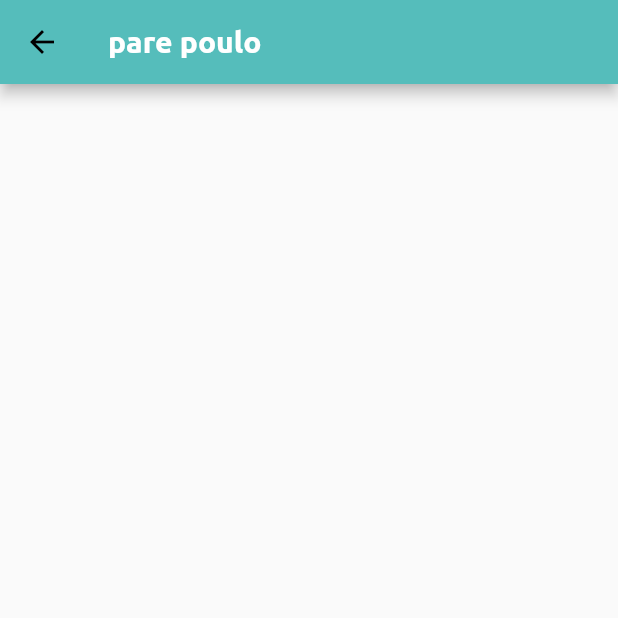
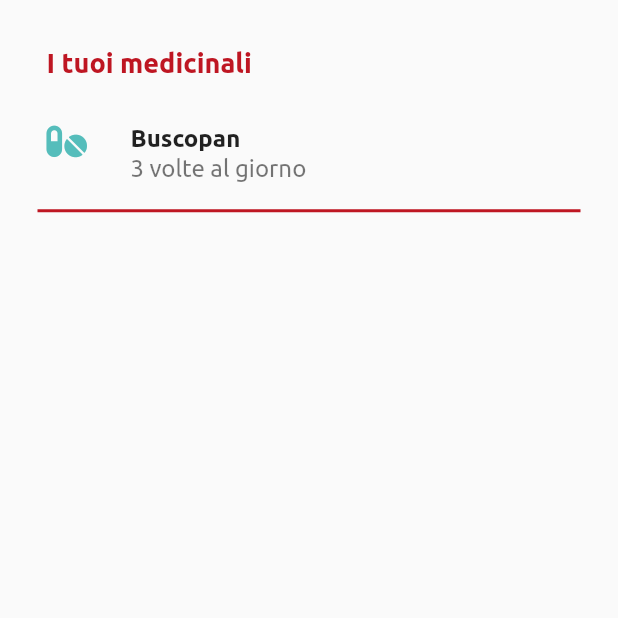
Before and after one commit to fabiomontello/my-care-app, a Flutter app: the MedicinaliPage screen opened directly, on a phone screen of 412 x 824 dp, the top half of it. Run offline on Flutter 3.47's test engine with Material 2 defaults, Android fonts, the phone set to English and light mode, and no system bars; our stand-ins replace font_awesome_flutter, table_calendar; project files that could hold a hidden picture were left out.

Commit message:
hamburger/medicinali

```diff
--- a/lib/pages/medicinali_page.dart
+++ b/lib/pages/medicinali_page.dart
@@ -1,12 +1,67 @@
 import 'package:flutter/material.dart';
 import './home_list.dart';
+import '../ui/red_separator.dart';
+import 'package:font_awesome_flutter/font_awesome_flutter.dart';
 
 class MedicinaliPage extends StatelessWidget {
   @override
   Widget build(BuildContext context) {
     return Scaffold(
-        appBar: AppBar(
-      title: Text('pare poulo'),
-    ));
+      body: Container(
+        padding: EdgeInsets.fromLTRB(15, 18, 15, 0),
+        child: Column(
+          children: <Widget>[
+            Expanded(
+                child: ListView(
+                    //mainAxisAlignment: MainAxisAlignment.center,
+                    children: <Widget>[
+                  ListTile(
+                    dense: true,
+                    title: Text(
+                      'I tuoi medicinali',
+                      textAlign: TextAlign.left,
+                      style: TextStyle(
+                        fontSize: 18,
+                        fontFamily: 'Ubuntu',
+                        fontWeight: FontWeight.bold,
+                        color: Color(0xffBE1622),
+                      ),
+                    ),
+                  ),
+                  ...medList.map((elem) {
+                    return Container(
+                      child: ListTile(
+                        onTap: () {
+                          Navigator.of(context).pushNamed('/medicinale/view',
+                              arguments: {'object': elem});
+                        },
+                        leading: Icon(
+                          FontAwesomeIcons.pills,
+                          color: Theme.of(context).primaryColor,
+                        ),
+                        title: Text(
+                          elem.title,
+                          style: TextStyle(
+                            fontFamily: 'Ubuntu',
+                            fontWeight: FontWeight.bold,
+                            fontSize: 16,
+                          ),
+                        ),
+                        subtitle: Text(
+                          elem.frequency.toString() + ' volte al giorno',
+                          style: TextStyle(
+                            fontFamily: 'Ubuntu',
+                            fontSize: 16,
+                          ),
+                        ),
+                      ),
+                    );
+                  }).toList(),
+                  RedSeparator(),
+                ]))
+          ],
+        ),
+      ),
+    );
   }
 }
```
